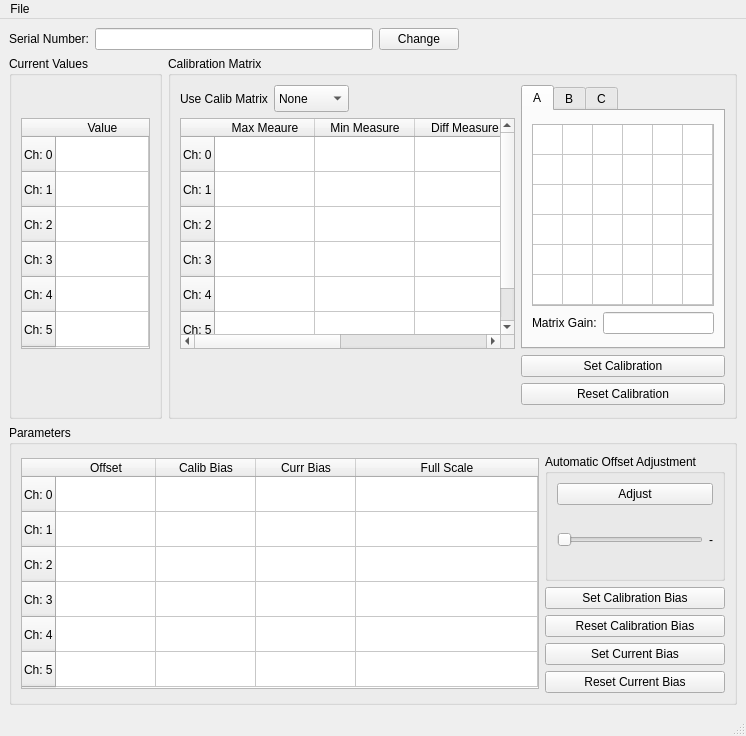
First picture: the form in src/tools/FirmwareUpdater/calibrationwindow.ui, repository robotology/icub-main, before the edit.
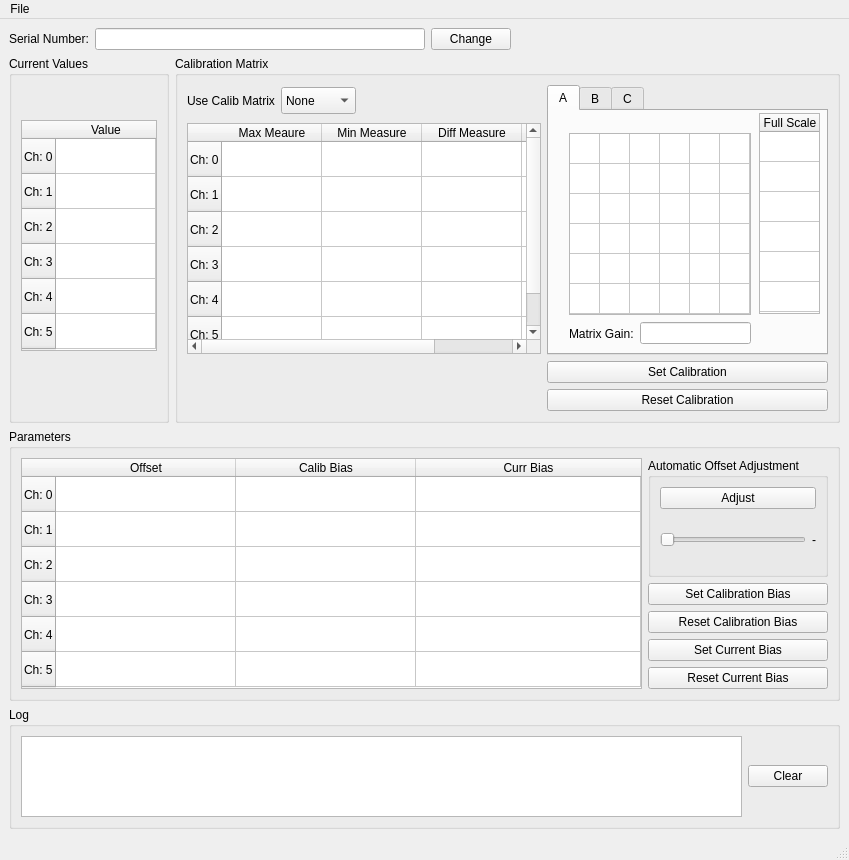
Second picture: the form after the edit.

Commit message: calibration window improvements

The edit to the form file:
```diff
--- a/src/tools/FirmwareUpdater/calibrationwindow.ui
+++ b/src/tools/FirmwareUpdater/calibrationwindow.ui
@@ -6,8 +6,8 @@
    <rect>
     <x>0</x>
     <y>0</y>
-    <width>746</width>
-    <height>736</height>
+    <width>849</width>
+    <height>860</height>
    </rect>
   </property>
   <property name="windowTitle">
@@ -172,9 +172,107 @@
         <property name="title">
          <string>Calibration Matrix</string>
         </property>
-        <layout class="QGridLayout" name="gridLayout_2" columnstretch="90,10">
+        <layout class="QGridLayout" name="gridLayout">
+         <item row="0" column="0">
+          <widget class="QFrame" name="frame">
+           <property name="minimumSize">
+            <size>
+             <width>0</width>
+             <height>27</height>
+            </size>
+           </property>
+           <property name="maximumSize">
+            <size>
+             <width>16777215</width>
+             <height>27</height>
+            </size>
+           </property>
+           <layout class="QHBoxLayout" name="horizontalLayout_2">
+            <property name="leftMargin">
+             <number>0</number>
+            </property>
+            <property name="topMargin">
+             <number>0</number>
+            </property>
+            <property name="rightMargin">
+             <number>0</number>
+            </property>
+            <property name="bottomMargin">
+             <number>0</number>
+            </property>
+            <item>
+             <widget class="QLabel" name="label_5">
+              <property name="text">
+               <string>Use Calib Matrix</string>
+              </property>
+             </widget>
+            </item>
+            <item>
+             <widget class="QComboBox" name="comboUseMatrix">
+              <property name="minimumSize">
+               <size>
+                <width>0</width>
+                <height>27</height>
+               </size>
+              </property>
+              <property name="maximumSize">
+               <size>
+                <width>16777215</width>
+                <height>27</height>
+               </size>
+              </property>
+              <item>
+               <property name="text">
+                <string>None</string>
+               </property>
+              </item>
+              <item>
+               <property name="text">
+                <string>Matrix A</string>
+               </property>
+              </item>
+              <item>
+               <property name="text">
+                <string>Matrix B</string>
+               </property>
+              </item>
+              <item>
+               <property name="text">
+                <string>Matrix C</string>
+               </property>
+              </item>
+             </widget>
+            </item>
+            <item>
+             <spacer name="horizontalSpacer">
+              <property name="orientation">
+               <enum>Qt::Horizontal</enum>
+              </property>
+              <property name="sizeHint" stdset="0">
+               <size>
+                <width>40</width>
+                <height>20</height>
+               </size>
+              </property>
+             </spacer>
+            </item>
+           </layout>
+          </widget>
+         </item>
          <item row="0" column="1" rowspan="2">
           <widget class="QTabWidget" name="tabWidget">
+           <property name="minimumSize">
+            <size>
+             <width>281</width>
+             <height>270</height>
+            </size>
+           </property>
+           <property name="maximumSize">
+            <size>
+             <width>281</width>
+             <height>16777215</height>
+            </size>
+           </property>
            <property name="currentIndex">
             <number>0</number>
            </property>
@@ -182,38 +280,24 @@
             <attribute name="title">
              <string>A</string>
             </attribute>
-            <layout class="QVBoxLayout" name="verticalLayout_8">
-             <item>
-              <layout class="QVBoxLayout" name="verticalLayout_5">
-               <item>
-                <widget class="QTableWidget" name="matrixA">
-                 <property name="minimumSize">
-                  <size>
-                   <width>182</width>
-                   <height>182</height>
-                  </size>
-                 </property>
-                 <property name="maximumSize">
-                  <size>
-                   <width>182</width>
-                   <height>182</height>
-                  </size>
-                 </property>
-                 <attribute name="horizontalHeaderVisible">
-                  <bool>false</bool>
-                 </attribute>
+            <widget class="QTableWidget" name="tableFullScaleA">
+             <property name="geometry">
+              <rect>
+               <x>210</x>
+               <y>2</y>
+               <width>61</width>
+               <height>201</height>
+              </rect>
+             </property>
                  <attribute name="horizontalHeaderDefaultSectionSize">
-                  <number>30</number>
+              <number>60</number>
                  </attribute>
                  <attribute name="horizontalHeaderMinimumSectionSize">
-                  <number>30</number>
+              <number>60</number>
                  </attribute>
                  <attribute name="verticalHeaderVisible">
                   <bool>false</bool>
                  </attribute>
-                 <attribute name="verticalHeaderDefaultSectionSize">
-                  <number>30</number>
-                 </attribute>
                  <attribute name="verticalHeaderMinimumSectionSize">
                   <number>30</number>
                  </attribute>
@@ -249,37 +333,19 @@
                  </row>
                  <column>
                   <property name="text">
-                   <string>New Column</string>
-                  </property>
-                 </column>
-                 <column>
-                  <property name="text">
-                   <string>New Column</string>
-                  </property>
-                 </column>
-                 <column>
-                  <property name="text">
-                   <string>New Column</string>
-                  </property>
-                 </column>
-                 <column>
-                  <property name="text">
-                   <string>New Column</string>
-                  </property>
-                 </column>
-                 <column>
-                  <property name="text">
-                   <string>New Column</string>
-                  </property>
-                 </column>
-                 <column>
-                  <property name="text">
-                   <string>New Column</string>
+               <string>Full Scale</string>
                   </property>
                  </column>
                 </widget>
-               </item>
-               <item>
+            <widget class="QWidget" name="">
+             <property name="geometry">
+              <rect>
+               <x>20</x>
+               <y>209</y>
+               <width>182</width>
+               <height>27</height>
+              </rect>
+             </property>
                 <layout class="QHBoxLayout" name="horizontalLayout_3">
                  <item>
                   <widget class="QLabel" name="label">
@@ -296,10 +362,107 @@
                   </widget>
                  </item>
                 </layout>
-               </item>
-              </layout>
-             </item>
-            </layout>
+            </widget>
+            <widget class="QTableWidget" name="matrixA">
+             <property name="geometry">
+              <rect>
+               <x>20</x>
+               <y>22</y>
+               <width>182</width>
+               <height>182</height>
+              </rect>
+             </property>
+             <property name="minimumSize">
+              <size>
+               <width>182</width>
+               <height>182</height>
+              </size>
+             </property>
+             <property name="maximumSize">
+              <size>
+               <width>182</width>
+               <height>182</height>
+              </size>
+             </property>
+             <attribute name="horizontalHeaderVisible">
+              <bool>false</bool>
+             </attribute>
+             <attribute name="horizontalHeaderDefaultSectionSize">
+              <number>30</number>
+             </attribute>
+             <attribute name="horizontalHeaderMinimumSectionSize">
+              <number>30</number>
+             </attribute>
+             <attribute name="verticalHeaderVisible">
+              <bool>false</bool>
+             </attribute>
+             <attribute name="verticalHeaderDefaultSectionSize">
+              <number>30</number>
+             </attribute>
+             <attribute name="verticalHeaderMinimumSectionSize">
+              <number>30</number>
+             </attribute>
+             <row>
+              <property name="text">
+               <string>New Row</string>
+              </property>
+             </row>
+             <row>
+              <property name="text">
+               <string>New Row</string>
+              </property>
+             </row>
+             <row>
+              <property name="text">
+               <string>New Row</string>
+              </property>
+             </row>
+             <row>
+              <property name="text">
+               <string>New Row</string>
+              </property>
+             </row>
+             <row>
+              <property name="text">
+               <string>New Row</string>
+              </property>
+             </row>
+             <row>
+              <property name="text">
+               <string>New Row</string>
+              </property>
+             </row>
+             <column>
+              <property name="text">
+               <string>New Column</string>
+              </property>
+             </column>
+             <column>
+              <property name="text">
+               <string>New Column</string>
+              </property>
+             </column>
+             <column>
+              <property name="text">
+               <string>New Column</string>
+              </property>
+             </column>
+             <column>
+              <property name="text">
+               <string>New Column</string>
+              </property>
+             </column>
+             <column>
+              <property name="text">
+               <string>New Column</string>
+              </property>
+             </column>
+             <column>
+              <property name="text">
+               <string>New Column</string>
+              </property>
+             </column>
+            </widget>
            </widget>
            <widget class="QWidget" name="tab_2">
             <attribute name="title">
@@ -624,6 +787,13 @@
            </column>
           </widget>
          </item>
+         <item row="2" column="1">
+          <widget class="QPushButton" name="btnSetCalibration">
+           <property name="text">
+            <string>Set Calibration</string>
+           </property>
+          </widget>
+         </item>
          <item row="3" column="0">
           <spacer name="horizontalSpacer_3">
            <property name="orientation">
@@ -644,99 +814,6 @@
            </property>
           </widget>
          </item>
-         <item row="0" column="0">
-          <widget class="QFrame" name="frame">
-           <property name="minimumSize">
-            <size>
-             <width>0</width>
-             <height>27</height>
-            </size>
-           </property>
-           <property name="maximumSize">
-            <size>
-             <width>16777215</width>
-             <height>27</height>
-            </size>
-           </property>
-           <layout class="QHBoxLayout" name="horizontalLayout_2">
-            <property name="leftMargin">
-             <number>0</number>
-            </property>
-            <property name="topMargin">
-             <number>0</number>
-            </property>
-            <property name="rightMargin">
-             <number>0</number>
-            </property>
-            <property name="bottomMargin">
-             <number>0</number>
-            </property>
-            <item>
-             <widget class="QLabel" name="label_5">
-              <property name="text">
-               <string>Use Calib Matrix</string>
-              </property>
-             </widget>
-            </item>
-            <item>
-             <widget class="QComboBox" name="comboUseMatrix">
-              <property name="minimumSize">
-               <size>
-                <width>0</width>
-                <height>27</height>
-               </size>
-              </property>
-              <property name="maximumSize">
-               <size>
-                <width>16777215</width>
-                <height>27</height>
-               </size>
-              </property>
-              <item>
-               <property name="text">
-                <string>None</string>
-               </property>
-              </item>
-              <item>
-               <property name="text">
-                <string>Matrix A</string>
-               </property>
-              </item>
-              <item>
-               <property name="text">
-                <string>Matrix B</string>
-               </property>
-              </item>
-              <item>
-               <property name="text">
-                <string>Matrix C</string>
-               </property>
-              </item>
-             </widget>
-            </item>
-            <item>
-             <spacer name="horizontalSpacer">
-              <property name="orientation">
-               <enum>Qt::Horizontal</enum>
-              </property>
-              <property name="sizeHint" stdset="0">
-               <size>
-                <width>40</width>
-                <height>20</height>
-               </size>
-              </property>
-             </spacer>
-            </item>
-           </layout>
-          </widget>
-         </item>
-         <item row="2" column="1">
-          <widget class="QPushButton" name="btnSetCalibration">
-           <property name="text">
-            <string>Set Calibration</string>
-           </property>
-          </widget>
-         </item>
         </layout>
        </widget>
       </item>
@@ -762,6 +839,9 @@
            <height>231</height>
           </size>
          </property>
+         <attribute name="horizontalHeaderDefaultSectionSize">
+          <number>180</number>
+         </attribute>
          <attribute name="horizontalHeaderStretchLastSection">
           <bool>true</bool>
          </attribute>
@@ -816,11 +896,6 @@
            <string>Curr Bias</string>
           </property>
          </column>
-         <column>
-          <property name="text">
-           <string>Full Scale</string>
-          </property>
-         </column>
         </widget>
        </item>
        <item>
@@ -892,6 +967,25 @@
       </layout>
      </widget>
     </item>
+    <item>
+     <widget class="QGroupBox" name="groupBox_5">
+      <property name="title">
+       <string>Log</string>
+      </property>
+      <layout class="QHBoxLayout" name="horizontalLayout_7">
+       <item>
+        <widget class="QPlainTextEdit" name="logText"/>
+       </item>
+       <item>
+        <widget class="QPushButton" name="btnClearLog">
+         <property name="text">
+          <string>Clear</string>
+         </property>
+        </widget>
+       </item>
+      </layout>
+     </widget>
+    </item>
    </layout>
   </widget>
   <widget class="QMenuBar" name="menubar">
@@ -899,7 +993,7 @@
     <rect>
      <x>0</x>
      <y>0</y>
-     <width>746</width>
+     <width>849</width>
      <height>20</height>
     </rect>
    </property>
```
Left out of the diff: 360 changed lines with no effect on the pictures. Lines whose indentation alone changed are shown as unchanged. The commit also changes 4 other files.
